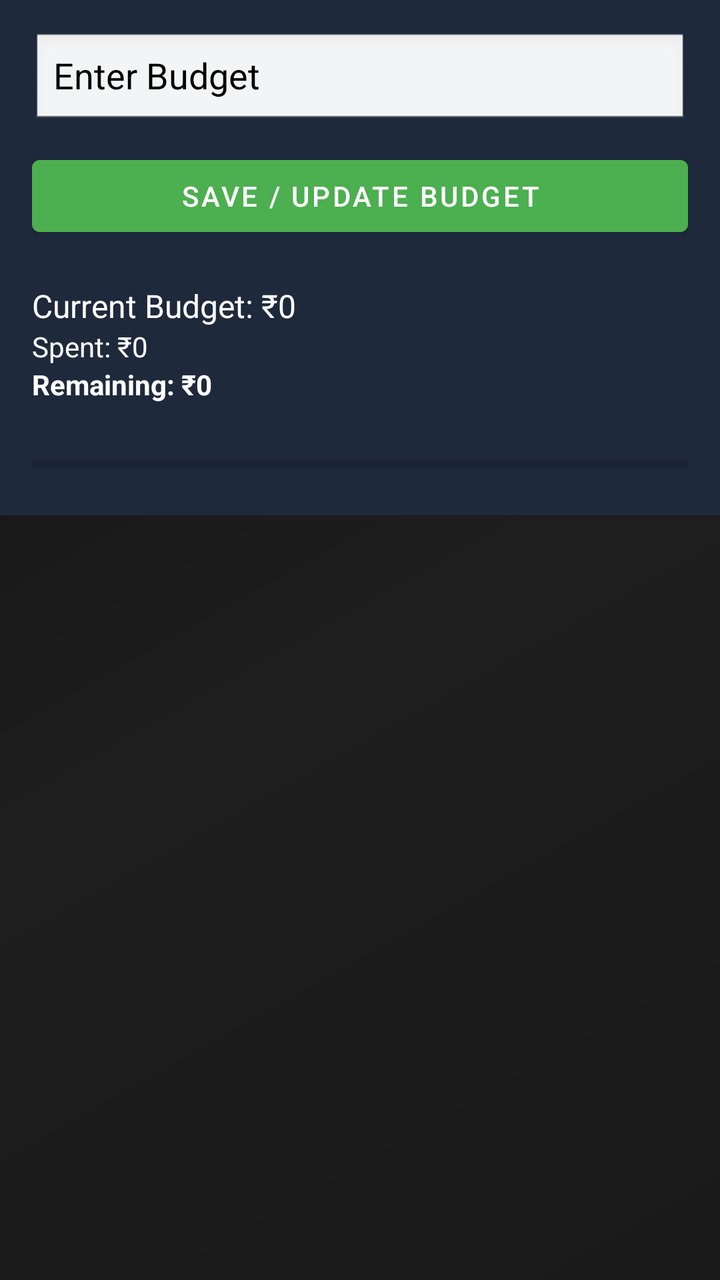
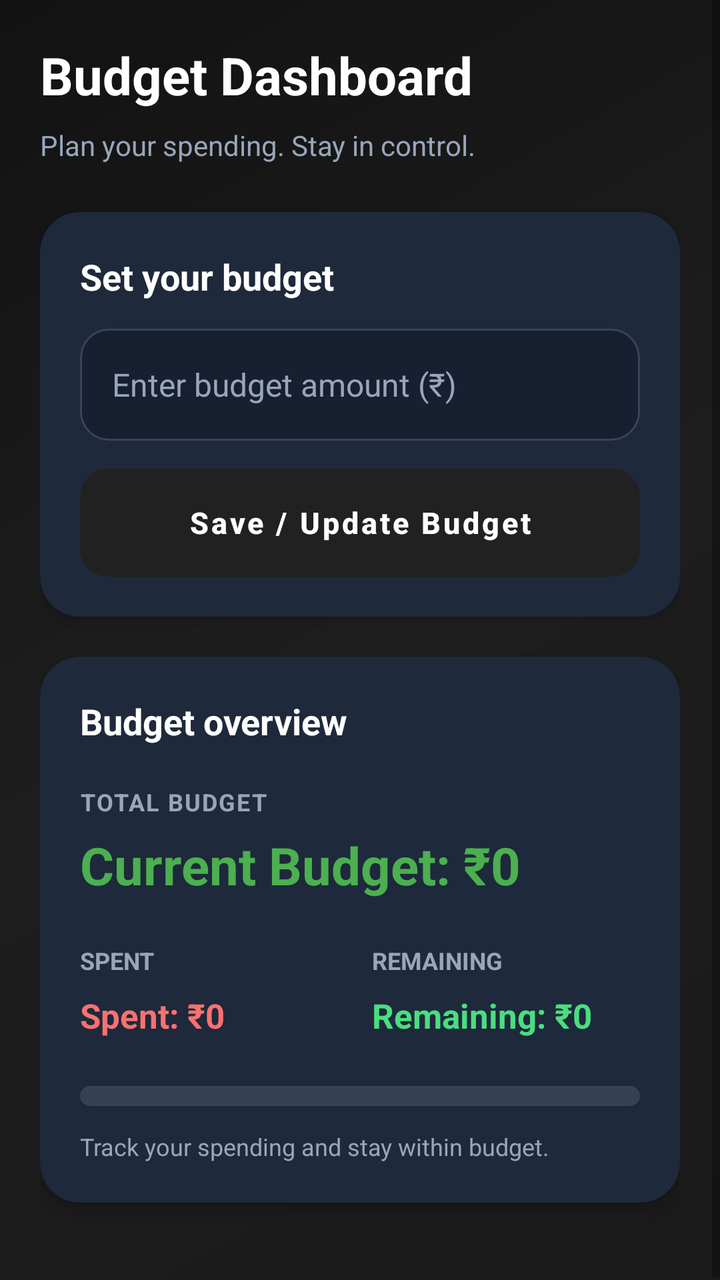

An Android layout rendered at two revisions. The XML below is the earlier revision; the diff shows what the commit changed to produce the second picture.
<!-- AndroidManifest.xml: application theme Theme.MaterialComponents.DayNight.DarkActionBar -->
<!-- res/layout/activity_budget.xml -->
<LinearLayout
    xmlns:android="http://schemas.android.com/apk/res/android"
    android:orientation="vertical"
    android:background="@drawable/gradient_background_dark"
    android:layout_width="match_parent"
    android:layout_height="match_parent">

    <LinearLayout
        android:padding="16dp"
        android:orientation="vertical"
        android:background="@color/bgEnd"
        android:layout_width="match_parent"
        android:layout_height="wrap_content">

        <EditText
            android:id="@+id/edtBudget"
            android:hint="Enter Budget"
            android:background="@android:drawable/edit_text"
            android:textColorHint="@color/black"
            android:textColor="@color/black"
            android:inputType="numberDecimal"
            android:layout_width="match_parent"
            android:layout_height="wrap_content" />

        <Button
            android:id="@+id/btnSave"
            android:text="Save / Update Budget"
            android:layout_marginTop="10dp"
            android:backgroundTint="@color/primary_green"
            android:textColor="@color/white"
            android:layout_width="match_parent"
            android:layout_height="wrap_content" />

        <TextView
            android:id="@+id/txtBudget"
            android:text="Current Budget: ₹0"
            android:layout_marginTop="20dp"
            android:textSize="16sp"
            android:textColor="@color/white"
            android:layout_width="wrap_content"
            android:layout_height="wrap_content" />

        <TextView
            android:id="@+id/txtSpent"
            android:text="Spent: ₹0"
            android:textColor="@color/white"
            android:layout_width="wrap_content"
            android:layout_height="wrap_content" />

        <TextView
            android:id="@+id/txtRemaining"
            android:text="Remaining: ₹0"
            android:textStyle="bold"
            android:textColor="@color/white"
            android:layout_width="wrap_content"
            android:layout_height="wrap_content" />

        <ProgressBar
            android:id="@+id/progressBar"
            style="?android:attr/progressBarStyleHorizontal"
            android:max="100"
            android:progress="0"
            android:layout_marginTop="20dp"
            android:layout_width="match_parent"
            android:layout_height="20dp" />
    </LinearLayout>

</LinearLayout>
<!-- resources referenced by this layout -->
<resources>
  <color name="bgEnd">#1E293B</color>
  <color name="black">#000000</color>
  <color name="primary_green">#4CAF50</color>
  <color name="white">#FFFFFF</color>
  <!-- drawable gradient_background_dark (drawable) -->
  <?xml version="1.0" encoding="utf-8"?>
  <shape xmlns:android="http://schemas.android.com/apk/res/android">
      <gradient
          android:angle="135"
          android:startColor="@color/startColor"
          android:centerColor="@color/centerColor"
          android:endColor="@color/endColor"
          android:type="linear" />
  </shape>
  <color name="startColor">#1a1a1a</color>
  <color name="centerColor">#1e1e1e</color>
  <color name="endColor">#121212</color>
</resources>

<!-- the commit's change to res/layout/activity_budget.xml (unified diff, before → after) -->
@@ -1,68 +1,219 @@
-<LinearLayout
+<?xml version="1.0" encoding="utf-8"?>
+<ScrollView
     xmlns:android="http://schemas.android.com/apk/res/android"
-    android:orientation="vertical"
+    xmlns:app="http://schemas.android.com/apk/res-auto"
+    android:layout_width="match_parent"
+    android:layout_height="match_parent"
     android:background="@drawable/gradient_background_dark"
-    android:layout_width="match_parent"
-    android:layout_height="match_parent">
+    android:fillViewport="true"
+    android:clipToPadding="false">
 
     <LinearLayout
-        android:padding="16dp"
+        android:layout_width="match_parent"
+        android:layout_height="wrap_content"
         android:orientation="vertical"
-        android:background="@color/bgEnd"
-        android:layout_width="match_parent"
-        android:layout_height="wrap_content">
-
-        <EditText
-            android:id="@+id/edtBudget"
-            android:hint="Enter Budget"
-            android:background="@android:drawable/edit_text"
-            android:textColorHint="@color/black"
-            android:textColor="@color/black"
-            android:inputType="numberDecimal"
-            android:layout_width="match_parent"
-            android:layout_height="wrap_content" />
-
-        <Button
-            android:id="@+id/btnSave"
-            android:text="Save / Update Budget"
-            android:layout_marginTop="10dp"
-            android:backgroundTint="@color/primary_green"
+        android:padding="20dp">
+
+        
+        <TextView
+            android:layout_width="match_parent"
+            android:layout_height="wrap_content"
+            android:text="Budget Dashboard"
             android:textColor="@color/white"
-            android:layout_width="match_parent"
-            android:layout_height="wrap_content" />
+            android:textSize="26sp"
+            android:textStyle="bold" />
 
         <TextView
-            android:id="@+id/txtBudget"
-            android:text="Current Budget: ₹0"
-            android:layout_marginTop="20dp"
-            android:textSize="16sp"
-            android:textColor="@color/white"
-            android:layout_width="wrap_content"
-            android:layout_height="wrap_content" />
-
-        <TextView
-            android:id="@+id/txtSpent"
-            android:text="Spent: ₹0"
-            android:textColor="@color/white"
-            android:layout_width="wrap_content"
-            android:layout_height="wrap_content" />
-
-        <TextView
-            android:id="@+id/txtRemaining"
-            android:text="Remaining: ₹0"
-            android:textStyle="bold"
-            android:textColor="@color/white"
-            android:layout_width="wrap_content"
-            android:layout_height="wrap_content" />
-
-        <ProgressBar
-            android:id="@+id/progressBar"
-            style="?android:attr/progressBarStyleHorizontal"
-            android:max="100"
-            android:progress="0"
-            android:layout_marginTop="20dp"
-            android:layout_width="match_parent"
-            android:layout_height="20dp" />
+            android:layout_width="match_parent"
+            android:layout_height="wrap_content"
+            android:text="Plan your spending. Stay in control."
+            android:textColor="#98A6BB"
+            android:textSize="14sp"
+            android:layout_marginTop="8dp"
+            android:layout_marginBottom="24dp" />
+
+        
+        <androidx.cardview.widget.CardView
+            android:layout_width="match_parent"
+            android:layout_height="wrap_content"
+            android:layout_marginBottom="20dp"
+            app:cardBackgroundColor="@color/bgEnd"
+            app:cardCornerRadius="20dp"
+            app:cardElevation="4dp">
+
+            <LinearLayout
+                android:layout_width="match_parent"
+                android:layout_height="wrap_content"
+                android:orientation="vertical"
+                android:padding="20dp">
+
+                <TextView
+                    android:layout_width="match_parent"
+                    android:layout_height="wrap_content"
+                    android:text="Set your budget"
+                    android:textColor="@color/white"
+                    android:textSize="18sp"
+                    android:textStyle="bold"
+                    android:layout_marginBottom="14dp" />
+
+                <EditText
+                    android:id="@+id/edtBudget"
+                    android:layout_width="match_parent"
+                    android:layout_height="56dp"
+                    android:background="@drawable/bg_phone_input"
+                    android:hint="Enter budget amount (₹)"
+                    android:inputType="numberDecimal"
+                    android:singleLine="true"
+                    android:paddingStart="16dp"
+                    android:paddingEnd="16dp"
+                    android:textColor="@color/white"
+                    android:textColorHint="#98A6BB"
+                    android:textSize="16sp" />
+
+                <Button
+                    android:id="@+id/btnSave"
+                    android:layout_width="match_parent"
+                    android:layout_height="54dp"
+                    android:layout_marginTop="14dp"
+                    android:background="@drawable/bg_login_button"
+                    android:stateListAnimator="@null"
+                    android:text="Save / Update Budget"
+                    android:textAllCaps="false"
+                    android:textColor="@color/white"
+                    android:textSize="15sp"
+                    android:textStyle="bold" />
+
+            </LinearLayout>
+        </androidx.cardview.widget.CardView>
+
+        
+        <androidx.cardview.widget.CardView
+            android:layout_width="match_parent"
+            android:layout_height="wrap_content"
+            android:layout_marginBottom="20dp"
+            app:cardBackgroundColor="@color/bgEnd"
+            app:cardCornerRadius="20dp"
+            app:cardElevation="4dp">
+
+            <LinearLayout
+                android:layout_width="match_parent"
+                android:layout_height="wrap_content"
+                android:orientation="vertical"
+                android:padding="20dp">
+
+                <TextView
+                    android:layout_width="match_parent"
+                    android:layout_height="wrap_content"
+                    android:text="Budget overview"
+                    android:textColor="@color/white"
+                    android:textSize="18sp"
+                    android:textStyle="bold"
+                    android:layout_marginBottom="20dp" />
+
+                <TextView
+                    android:layout_width="match_parent"
+                    android:layout_height="wrap_content"
+                    android:text="TOTAL BUDGET"
+                    android:textColor="#98A6BB"
+                    android:textSize="12sp"
+                    android:textStyle="bold"
+                    android:letterSpacing="0.06" />
+
+                <TextView
+                    android:id="@+id/txtBudget"
+                    android:layout_width="match_parent"
+                    android:layout_height="wrap_content"
+                    android:text="Current Budget: ₹0"
+                    android:textColor="@color/primary_green"
+                    android:textSize="26sp"
+                    android:textStyle="bold"
+                    android:layout_marginTop="6dp"
+                    android:layout_marginBottom="22dp" />
+
+                
+                <LinearLayout
+                    android:layout_width="match_parent"
+                    android:layout_height="wrap_content"
+                    android:orientation="horizontal"
+                    android:weightSum="2">
+
+                    <LinearLayout
+                        android:layout_width="0dp"
+                        android:layout_height="wrap_content"
+                        android:layout_weight="1"
+                        android:orientation="vertical"
+                        android:paddingEnd="6dp">
+
+                        <TextView
+                            android:layout_width="match_parent"
+                            android:layout_height="wrap_content"
+                            android:text="SPENT"
+                            android:textColor="#98A6BB"
+                            android:textSize="12sp"
+                            android:textStyle="bold" />
+
+                        <TextView
+                            android:id="@+id/txtSpent"
+                            android:layout_width="match_parent"
+                            android:layout_height="wrap_content"
+                            android:text="Spent: ₹0"
+                            android:textColor="#F87171"
+                            android:textSize="17sp"
+                            android:textStyle="bold"
+                            android:layout_marginTop="8dp" />
+
+                    </LinearLayout>
+
+                    <LinearLayout
+                        android:layout_width="0dp"
+                        android:layout_height="wrap_content"
+                        android:layout_weight="1"
+                        android:orientation="vertical"
+                        android:paddingStart="6dp">
+
+                        <TextView
+                            android:layout_width="match_parent"
+                            android:layout_height="wrap_content"
+                            android:text="REMAINING"
+                            android:textColor="#98A6BB"
+                            android:textSize="12sp"
+                            android:textStyle="bold" />
+
+                        <TextView
+                            android:id="@+id/txtRemaining"
+                            android:layout_width="match_parent"
+                            android:layout_height="wrap_content"
+                            android:text="Remaining: ₹0"
+                            android:textColor="#4ADE80"
+                            android:textSize="17sp"
+                            android:textStyle="bold"
+                            android:layout_marginTop="8dp" />
+
+                    </LinearLayout>
+                </LinearLayout>
+
+                
+                <ProgressBar
+                    android:id="@+id/progressBar"
+                    style="?android:attr/progressBarStyleHorizontal"
+                    android:layout_width="match_parent"
+                    android:layout_height="10dp"
+                    android:layout_marginTop="24dp"
+                    android:max="100"
+                    android:progress="0"
+                    android:progressDrawable="@drawable/bg_budget_progress"
+                    android:indeterminate="false" />
+
+                <TextView
+                    android:layout_width="match_parent"
+                    android:layout_height="wrap_content"
+                    android:text="Track your spending and stay within budget."
+                    android:textColor="#98A6BB"
+                    android:textSize="12sp"
+                    android:layout_marginTop="12dp" />
+
+            </LinearLayout>
+        </androidx.cardview.widget.CardView>
+
     </LinearLayout>
-
-</LinearLayout>
+</ScrollView>
<!-- resource entries referenced after the edit -->
@@ -1,9 +1,44 @@
 <!-- resources referenced by this layout -->
 <resources>
   <color name="bgEnd">#1E293B</color>
-  <color name="black">#000000</color>
   <color name="primary_green">#4CAF50</color>
   <color name="white">#FFFFFF</color>
+  <!-- drawable bg_budget_progress (drawable) -->
+  <?xml version="1.0" encoding="utf-8"?>
+  <layer-list xmlns:android="http://schemas.android.com/apk/res/android">
+  
+      <item android:id="@android:id/background">
+          <shape>
+              <corners android:radius="8dp" />
+              <solid android:color="#354256" />
+          </shape>
+      </item>
+  
+      <item android:id="@android:id/progress">
+          <clip>
+              <shape>
+                  <corners android:radius="8dp" />
+                  <solid android:color="#4ADE80" />
+              </shape>
+          </clip>
+      </item>
+  
+  </layer-list>
+  <!-- drawable bg_login_button (drawable) -->
+  <?xml version="1.0" encoding="utf-8"?>
+  <shape xmlns:android="http://schemas.android.com/apk/res/android">
+      <solid android:color="#16A765" />
+      <corners android:radius="14dp" />
+  </shape>
+  <!-- drawable bg_phone_input (drawable) -->
+  <?xml version="1.0" encoding="utf-8"?>
+  <shape xmlns:android="http://schemas.android.com/apk/res/android">
+      <solid android:color="#171F31" />
+      <corners android:radius="14dp" />
+      <stroke
+          android:width="1dp"
+          android:color="#36445C" />
+  </shape>
   <!-- drawable gradient_background_dark (drawable) -->
   <?xml version="1.0" encoding="utf-8"?>
   <shape xmlns:android="http://schemas.android.com/apk/res/android">
